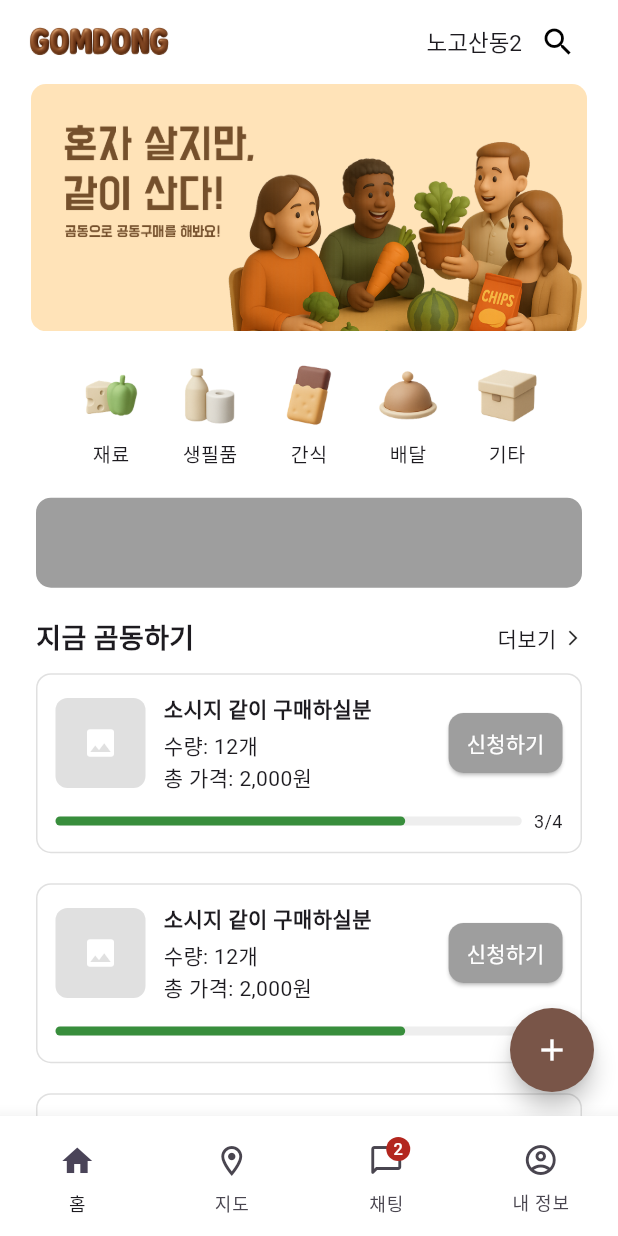
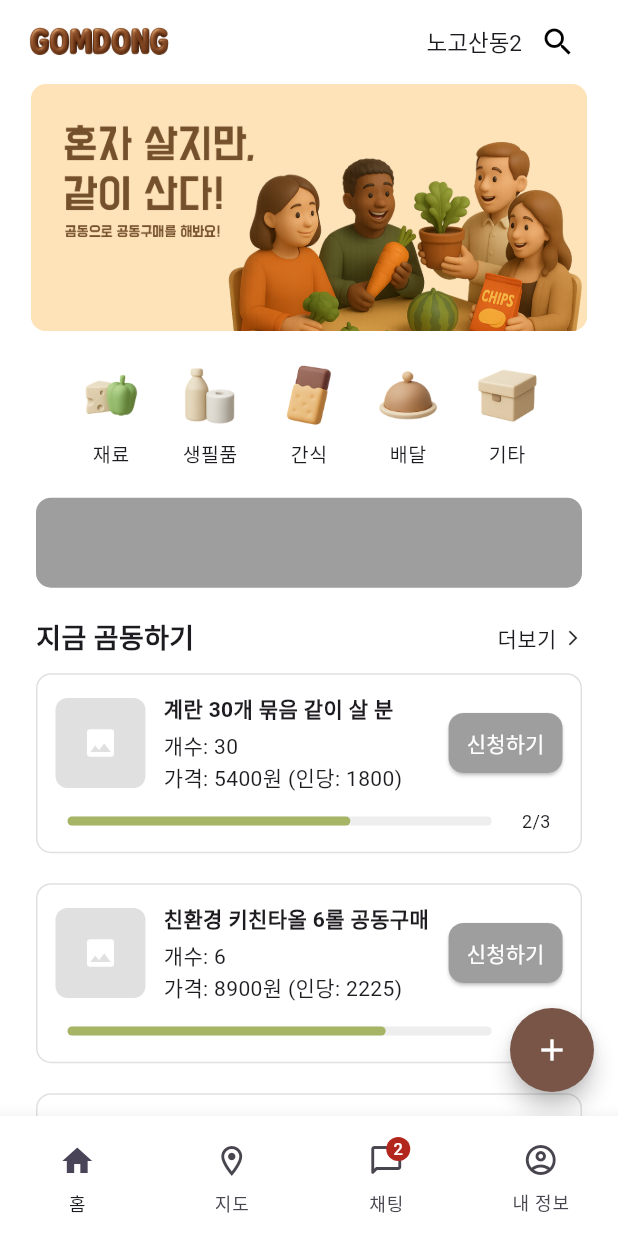
Before and after one commit to dldnlee/gomdong-app, a Flutter app: the screen it shows after launch, on a phone screen of 412 x 824 dp. Run offline on Flutter 3.47's test engine with Material 3 defaults, Android fonts, the phone set to English and light mode, and no system bars; drawn by our look-alikes of card_swiper; our stand-ins replace image_picker; missing offline and left inert: dart:ffi.

Commit message:
✨ feat(listing): Implement ListingItem component and integrate with HomePage.  Updates dummy data and displays listings with progress bar, participant count, and price per person.

```diff
--- a/lib/components/listing/ListingItem.dart
+++ b/lib/components/listing/ListingItem.dart
@@ -1,5 +1,6 @@
 import 'package:flutter/cupertino.dart';
 import 'package:flutter/material.dart';
+import 'package:gomdong/constants/colors.dart';
 import 'package:gomdong/models/list_item_model.dart';
 
 class ListingItem extends StatelessWidget {
@@ -36,10 +37,10 @@ class ListingItem extends StatelessWidget {
                 child: Column(
                   crossAxisAlignment: CrossAxisAlignment.start,
                   children: [
-                    Text(listingItem.title, style: TextStyle(fontWeight: FontWeight.bold)),
+                    Text(listingItem.title, style: TextStyle(fontWeight: FontWeight.bold), maxLines: 1),
                     SizedBox(height: 4),
-                    Text(listingItem.totalCount.toString()),
-                    Text(listingItem.totalPrice.toString()),
+                    Text("개수: ${listingItem.totalCount.toString()}"),
+                    Text("가격: ${listingItem.totalPrice.toString()}원 (인당: ${(listingItem.totalPrice / listingItem.maxParticipants).toInt().toString()})"),
                   ],
                 ),
               ),
@@ -60,20 +61,23 @@ class ListingItem extends StatelessWidget {
             ],
           ),
           SizedBox(height: 10),
-          Row(
+          Padding(
+            padding: const EdgeInsets.symmetric(horizontal: 8.0),
+            child: Row(
               children: [
                 Expanded(
                   child: LinearProgressIndicator(
                     value: listingItem.currentParticipants / listingItem.maxParticipants,
                     backgroundColor: Colors.grey.shade200,
-                  color: Colors.green.shade700,
+                    color: AppColors.secondary,
                     minHeight: 6,
                     borderRadius: BorderRadius.circular(3),
                   ),
                 ),
-              SizedBox(width: 8),
-              Text("$listingItem.currentParticipants/$listingItem.maxParticipants", style: TextStyle(fontSize: 12)),
+                SizedBox(width: 20),
+                Text("${listingItem.currentParticipants}/${listingItem.maxParticipants}", style: TextStyle(fontSize: 12)),
               ],
+            ),
           )
         ],
       ),
--- a/lib/constants/dummyData.dart
+++ b/lib/constants/dummyData.dart
@@ -1,66 +1,106 @@
-
 class DummyData {
   static const listingDummyItems = [
     {
-      "itemId": "12398nasd",
-      "title": "소시지 같이 구매하실분",
-      "desc": "12개에 2천원인데 혼자 사기에는 너무 많아요. 같이 구매하실분..",
-      "createdAt" : "",
+      "itemId": "item001",
+      "title": "계란 30개 묶음 같이 살 분",
+      "desc": "대형마트에서 30개 한 묶음으로만 팔아서 같이 사요!",
+      "imageUrl": "https://via.placeholder.com/150",
+      "createdAt": "2025-04-16T09:00:00Z",
+      "totalPrice": 5400,
+      "totalCount": 30,
+      "unit": "개",
+      "maxParticipants": 3,
+      "currentParticipants": 2,
+      "currentParticipantIds": ["uid001", "uid002"],
+      "deadline": "2025-04-18T23:00:00Z",
+      "tags": ["식품", "계란", "마트공동구매"],
+      "creatorId": "user_egglover",
+      "location": "서울 강서구"
+    },
+    {
+      "itemId": "item002",
+      "title": "친환경 키친타올 6롤 공동구매",
+      "desc": "환경을 생각해서 생분해 키친타올 같이 사요!",
+      "imageUrl": "https://via.placeholder.com/150",
+      "createdAt": "2025-04-15T11:30:00Z",
+      "totalPrice": 8900,
+      "totalCount": 6,
+      "unit": "롤",
       "maxParticipants": 4,
       "currentParticipants": 3,
-      "totalPrice" : 2000,
-      "totalCount" : 12,
+      "currentParticipantIds": ["uid003", "uid004", "uid005"],
+      "deadline": "2025-04-19T18:00:00Z",
+      "tags": ["생필품", "친환경", "공동구매"],
+      "creatorId": "user_greener",
+      "location": "서울 종로구"
     },
     {
-      "itemId": "12398nssd",
-      "title": "소시지 같이 구매하실분",
-      "desc": "12개에 2천원인데 혼자 사기에는 너무 많아요. 같이 구매하실분..",
-      "createdAt" : "",
-      "maxParticipants": 4,
-      "currentParticipants": 3,
-      "totalPrice" : 2000,
-      "totalCount" : 12,
+      "itemId": "item003",
+      "title": "고급 원두커피 1kg 나눠서 사요",
+      "desc": "혼자 다 못 마셔요! 커알못분들 환영 ☕️",
+      "imageUrl": "https://via.placeholder.com/150",
+      "createdAt": "2025-04-14T13:45:00Z",
+      "totalPrice": 15800,
+      "totalCount": 1000,
+      "unit": "g",
+      "maxParticipants": 5,
+      "currentParticipants": 4,
+      "currentParticipantIds": ["uid006", "uid007", "uid008", "uid009"],
+      "deadline": "2025-04-20T15:00:00Z",
+      "tags": ["식품", "커피", "취향저격"],
+      "creatorId": "user_barista",
+      "location": "서울 관악구"
     },
     {
-      "itemId": "12398nsszxcd",
-      "title": "소시지 같이 구매하실분",
-      "desc": "12개에 2천원인데 혼자 사기에는 너무 많아요. 같이 구매하실분..",
-      "createdAt" : "",
+      "itemId": "item004",
+      "title": "라면 박스 (20봉) 같이 구매할 사람?",
+      "desc": "한 박스는 너무 많아서 나눠 사요!",
+      "imageUrl": "https://via.placeholder.com/150",
+      "createdAt": "2025-04-13T16:00:00Z",
+      "totalPrice": 12400,
+      "totalCount": 20,
+      "unit": "봉",
       "maxParticipants": 4,
-      "currentParticipants": 3,
-      "totalPrice" : 2000,
-      "totalCount" : 12,
+      "currentParticipants": 1,
+      "currentParticipantIds": ["uid010"],
+      "deadline": "2025-04-18T22:00:00Z",
+      "tags": ["식품", "라면", "자취생"],
+      "creatorId": "user_noodle",
+      "location": "서울 성북구"
     },
     {
-      "itemId": "12398nasfassd",
-      "title": "소시지 같이 구매하실분",
-      "desc": "12개에 2천원인데 혼자 사기에는 너무 많아요. 같이 구매하실분..",
-      "createdAt" : "",
-      "maxParticipants": 4,
+      "itemId": "item005",
+      "title": "샴푸 대용량 2L 나눠써요",
+      "desc": "헤어살롱용 대용량 샴푸 저렴하게 나눠요.",
+      "imageUrl": "https://via.placeholder.com/150",
+      "createdAt": "2025-04-12T17:20:00Z",
+      "totalPrice": 9700,
+      "totalCount": 2000,
+      "unit": "ml",
+      "maxParticipants": 3,
       "currentParticipants": 3,
-      "totalPrice" : 2000,
-      "totalCount" : 12,
+      "currentParticipantIds": ["uid011", "uid012", "uid013"],
+      "deadline": "2025-04-17T21:00:00Z",
+      "tags": ["생필품", "뷰티", "공구"],
+      "creatorId": "user_beauty",
+      "location": "서울 동대문구"
     },
     {
-      "itemId": "12398nasdsd",
-      "title": "소시지 같이 구매하실분",
-      "desc": "12개에 2천원인데 혼자 사기에는 너무 많아요. 같이 구매하실분..",
-      "createdAt" : "",
-      "maxParticipants": 4,
-      "currentParticipants": 3,
-      "totalPrice" : 2000,
-      "totalCount" : 12,
-    },
-    {
-      "itemId": "12398nasdsd",
-      "title": "소시지 같이 구매하실분",
-      "desc": "12개에 2천원인데 혼자 사기에는 너무 많아요. 같이 구매하실분..",
-      "createdAt" : "",
-      "maxParticipants": 4,
-      "currentParticipants": 3,
-      "totalPrice" : 2000,
-      "totalCount" : 12,
-    },
+      "itemId": "item006",
+      "title": "마스크팩 10장 세트 같이 사요",
+      "desc": "1장에 천 원도 안되는 가격, 10장은 너무 많아요~",
+      "imageUrl": "https://via.placeholder.com/150",
+      "createdAt": "2025-04-11T10:10:00Z",
+      "totalPrice": 8900,
+      "totalCount": 10,
+      "unit": "장",
+      "maxParticipants": 5,
+      "currentParticipants": 2,
+      "currentParticipantIds": ["uid014", "uid015"],
+      "deadline": "2025-04-16T20:00:00Z",
+      "tags": ["뷰티", "마스크팩", "저렴이템"],
+      "creatorId": "user_masker",
+      "location": "서울 마포구"
+    }
   ];
-
 }
--- a/lib/pages/home/HomePage.dart
+++ b/lib/pages/home/HomePage.dart
@@ -2,7 +2,9 @@ import 'package:card_swiper/card_swiper.dart';
 import 'package:flutter/cupertino.dart';
 import 'package:flutter/material.dart';
 import 'package:flutter/rendering.dart';
+import 'package:gomdong/components/listing/ListingItem.dart';
 import 'package:gomdong/constants/dummyData.dart';
+import 'package:gomdong/models/list_item_model.dart';
 import 'package:gomdong/pages/create/CreateListingPage.dart';
 import 'package:gomdong/pages/search/SearchPage.dart';
 
@@ -118,7 +120,9 @@ class HomePage extends StatelessWidget {
   }
 
   Widget _buildListings(BuildContext context) {
-    final dummyItems = DummyData.listingDummyItems;
+    List<ListingItemModel> dummyItems = DummyData.listingDummyItems
+      .map((item) => ListingItemModel.fromJson(item))
+      .toList();
 
     return Column(
       crossAxisAlignment: CrossAxisAlignment.start,
@@ -147,72 +151,7 @@ class HomePage extends StatelessWidget {
           children: dummyItems.map((item) {
             return Padding(
               padding: const EdgeInsets.symmetric(horizontal: 24.0, vertical: 10),
-              child: Container(
-                padding: EdgeInsets.all(12),
-                decoration: BoxDecoration(
-                  borderRadius: BorderRadius.circular(10),
-                  border: Border.all(color: Colors.grey.shade300),
-                ),
-                child: Column(
-                  children: [
-                    Row(
-                      children: [
-                        Container(
-                          width: 60,
-                          height: 60,
-                          decoration: BoxDecoration(
-                            color: Colors.grey.shade300,
-                            borderRadius: BorderRadius.circular(8),
-                          ),
-                          child: Icon(Icons.image, color: Colors.white),
-                        ),
-                        SizedBox(width: 12),
-                        Expanded(
-                          child: Column(
-                            crossAxisAlignment: CrossAxisAlignment.start,
-                            children: [
-                              Text(item["title"] as String, style: TextStyle(fontWeight: FontWeight.bold)),
-                              SizedBox(height: 4),
-                              Text("수량: 12개"),
-                              Text("총 가격: 2,000원"),
-                            ],
-                          ),
-                        ),
-                        ElevatedButton(
-                          onPressed: () {
-                            // 신청하기 액션
-                          },
-                          style: ElevatedButton.styleFrom(
-                            backgroundColor: Colors.grey,
-                            foregroundColor: Colors.white,
-                            padding: EdgeInsets.symmetric(horizontal: 12, vertical: 8),
-                            shape: RoundedRectangleBorder(
-                              borderRadius: BorderRadius.circular(10),
-                            )
-                          ),
-                          child: Text("신청하기"),
-                        )
-                      ],
-                    ),
-                    SizedBox(height: 10),
-                    Row(
-                      children: [
-                        Expanded(
-                          child: LinearProgressIndicator(
-                            value: (item["currentParticipants"] as int) / (item["maxParticipants"] as int),
-                            backgroundColor: Colors.grey.shade200,
-                            color: Colors.green.shade700,
-                            minHeight: 6,
-                            borderRadius: BorderRadius.circular(3),
-                          ),
-                        ),
-                        SizedBox(width: 8),
-                        Text("${item["currentParticipants"]}/${item["maxParticipants"]}", style: TextStyle(fontSize: 12)),
-                      ],
-                    )
-                  ],
-                ),
-              ),
+              child: ListingItem(listingItem: item)
             );
           }).toList(),
         ),
```
Lines whose indentation alone changed are shown as unchanged.
